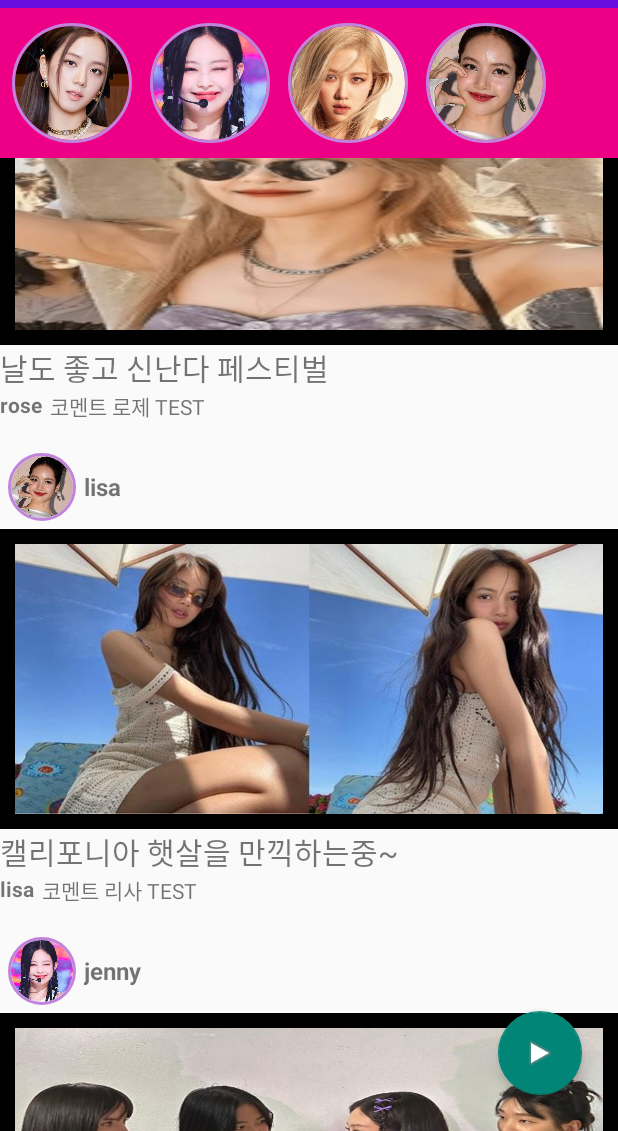
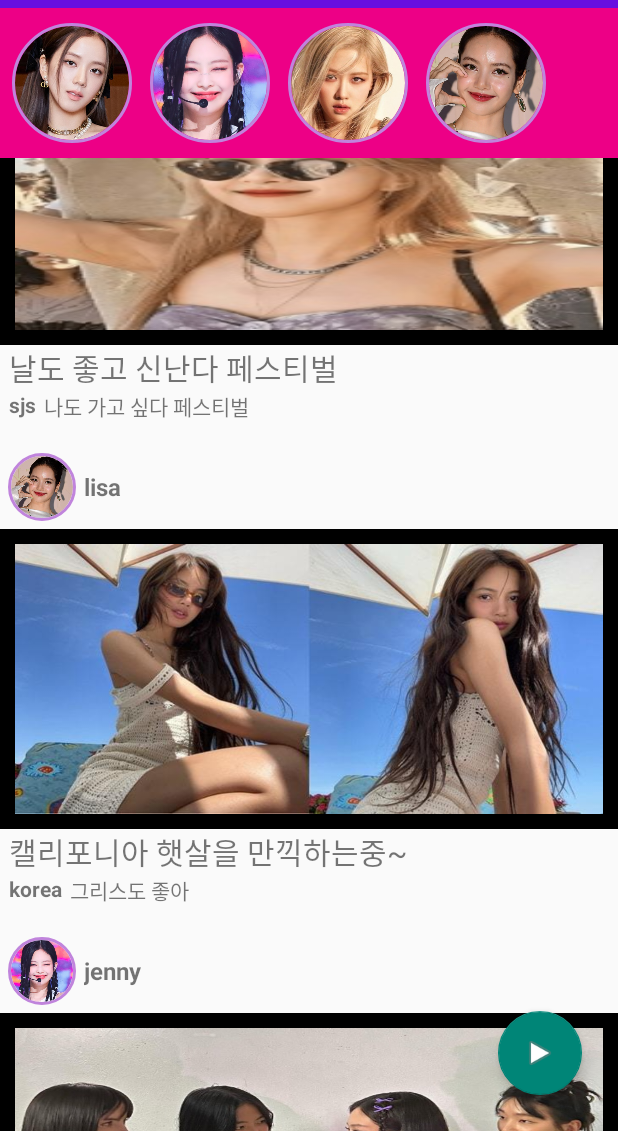
Before and after one commit to hwajiny/TeamProject10, an Android app: the screen it shows after launch (MainActivity), scrolled down 454 dp, on a phone screen of 412 x 824 dp, the part 105-1236 px from its top. Run offline under Robolectric (Android 15) with nearby library versions, the phone set to English and light mode, and no system bars; our stand-ins replace CircleImageView.

Commit message:
[FIX] : 🔧(feature/main): 코멘트 수정, 피드마진 추가

```diff
--- a/app/src/main/java/com/example/teamproject10/MainActivity.kt
+++ b/app/src/main/java/com/example/teamproject10/MainActivity.kt
@@ -125,7 +125,7 @@ class MainActivity : AppCompatActivity() {
                 tvId.setText(detailData.profile.id)
                 imgFeed.setImageResource(feedData.image)
                 tvFeed.setText(feedData.feedDescription)
-                idComment.setText(detailData.profile.id)
+                idComment.text = feedData.comId
                 comment.setText(feedData.comment)
                 //더보기 함수 호출
                 setViewMore(tvFeed, tvMore)
--- a/app/src/main/java/com/example/teamproject10/data/DetailData.kt
+++ b/app/src/main/java/com/example/teamproject10/data/DetailData.kt
@@ -20,7 +20,7 @@ data class ProfileData(var id: Int, var nameRes: Int, var descriptionRes: Int, v
  * 상세 데이타
  */
 @Parcelize
-data class FeedData(var image: Int, var feedDescription: Int, var comment: Int): Parcelable
+data class FeedData(var image: Int, var feedDescription: Int, var comment: Int, var comId: String): Parcelable
 
 
 /**
@@ -29,30 +29,30 @@ data class FeedData(var image: Int, var feedDescription: Int, var comment: Int):
 
 val jisuProfile = ProfileData(R.string.str_jisu_id, R.string.str_jisu_name, R.string.str_jisu_des, R.string.str_jisu_mbti, R.drawable.ic_jisu)
 val jisuFeed = ArrayList<FeedData>().apply {
-    add(FeedData(R.drawable.coachella, R.string.str_jisu_coachella, R.string.str_jisu_comment))
-    add(FeedData(R.drawable.jisufeed1, R.string.str_jisu_feed1, R.string.str_jisu_comment))
-    add(FeedData(R.drawable.jisufeed2, R.string.str_jisu_feed2, R.string.str_jisu_comment))
+    add(FeedData(R.drawable.coachella, R.string.str_jisu_coachella, R.string.str_jisu_comment1, "jenny"))
+    add(FeedData(R.drawable.jisufeed1, R.string.str_jisu_feed1, R.string.str_jisu_comment2, "khj"))
+    add(FeedData(R.drawable.jisufeed2, R.string.str_jisu_feed2, R.string.str_jisu_comment3, "jenny"))
 }
 
 val jennyProfile = ProfileData(R.string.str_jenny_id, R.string.str_jenny_name, R.string.str_jenny_des, R.string.str_jenny_mbti, R.drawable.ic_jenny)
 val jennyFeed = ArrayList<FeedData>().apply {
-    add(FeedData(R.drawable.jennyfeed1, R.string.str_jenny_feed1, R.string.str_jenny_comment))
-    add(FeedData(R.drawable.jennyfeed2, R.string.str_jenny_feed2, R.string.str_jenny_comment))
-    add(FeedData(R.drawable.jacket, R.string.str_jenny_jacket, R.string.str_jenny_comment))
+    add(FeedData(R.drawable.jennyfeed1, R.string.str_jenny_feed1, R.string.str_jenny_comment1, "rose"))
+    add(FeedData(R.drawable.jennyfeed2, R.string.str_jenny_feed2, R.string.str_jenny_comment2, "ywj"))
+    add(FeedData(R.drawable.jacket, R.string.str_jenny_jacket, R.string.str_jenny_comment3, "lisa"))
 }
 
 val roseProfile = ProfileData(R.string.str_rose_id, R.string.str_rose_name, R.string.str_rose_des, R.string.str_rose_mbti, R.drawable.ic_rose)
 val roseFeed = ArrayList<FeedData>().apply {
-    add(FeedData(R.drawable.rosefeed_min, R.string.str_rose_feed_min, R.string.str_rose_comment))
-    add(FeedData(R.drawable.rosefeed2, R.string.str_rose_feed2, R.string.str_rose_comment))
-    add(FeedData(R.drawable.rosefeed3, R.string.str_rose_feed3, R.string.str_rose_comment))
+    add(FeedData(R.drawable.rosefeed_min, R.string.str_rose_feed_min, R.string.str_rose_comment1, "sjs"))
+    add(FeedData(R.drawable.rosefeed2, R.string.str_rose_feed2, R.string.str_rose_comment2, "lcs"))
+    add(FeedData(R.drawable.rosefeed3, R.string.str_rose_feed3, R.string.str_rose_comment3, "jisu"))
 }
 
 val lisaProfile = ProfileData(R.string.str_lisa_id, R.string.str_lisa_name, R.string.str_lisa_des, R.string.str_lisa_des, R.drawable.ic_lisa)
 val lisaFeed = ArrayList<FeedData>().apply {
-    add(FeedData(R.drawable.lisafeed_min, R.string.str_lisa_feed_min, R.string.str_lisa_comment))
-    add(FeedData(R.drawable.lisafeed2, R.string.str_lisa_feed2, R.string.str_lisa_comment))
-    add(FeedData(R.drawable.lisafeed3, R.string.str_lisa_feed3, R.string.str_lisa_comment))
+    add(FeedData(R.drawable.lisafeed_min, R.string.str_lisa_feed_min, R.string.str_lisa_comment1, "krd"))
+    add(FeedData(R.drawable.lisafeed2, R.string.str_lisa_feed2, R.string.str_lisa_comment2, "korea"))
+    add(FeedData(R.drawable.lisafeed3, R.string.str_lisa_feed3, R.string.str_lisa_comment3, "spilbug"))
 }
 
 var mainDataList = ArrayList<DetailData>().apply {
--- a/app/src/main/res/layout/include_layout_feeditem.xml
+++ b/app/src/main/res/layout/include_layout_feeditem.xml
@@ -49,6 +49,7 @@
         android:id="@+id/feed1_textView"
         android:layout_width="match_parent"
         android:layout_height="wrap_content"
+        android:layout_marginStart="6dp"
         android:textSize="20sp"
         android:text="@string/str_lisa_feed_min"
         android:maxLines="2"
@@ -58,17 +59,18 @@
         android:id="@+id/feed_textmore"
         android:layout_width="wrap_content"
         android:layout_height="wrap_content"
+        android:layout_marginStart="6dp"
         android:text="@string/str_feed_more"
         android:textColor="@color/neonpurple"
         android:textStyle="bold"
         android:visibility="gone"/>
+
     <!-- 코맨트 부분 -->
-
-    <!-- 경계선 -->
     <LinearLayout
         android:layout_width="match_parent"
         android:layout_height="wrap_content"
         android:orientation="horizontal"
+        android:layout_marginStart="6dp"
         android:layout_marginBottom="15dp">
 
         <TextView
@@ -85,5 +87,4 @@
             />
     </LinearLayout>
 
-
 </LinearLayout>
--- a/app/src/main/res/values/strings.xml
+++ b/app/src/main/res/values/strings.xml
@@ -13,7 +13,9 @@
     <string name="str_jisu_feed1" translatable="false">어제 인기가요 다들 잘 보셨나요?? 저번주에 저의 첫 솔로 앨범 타이틀 곡 "\'꽃\'"이 1등을 했다는 얘기를 많이 들어서 너무 벅차고 행복했어요</string>
     <string name="str_jisu_feed2" translatable="false">이곳의 날씨는 조금 쌀쌀하네요~ 한국은 덥겠죠? 벌써부터 그리운 나의 조국</string>
 
-    <string name="str_jisu_comment" translatable="false">코멘트 지수 TEST</string>
+    <string name="str_jisu_comment1" translatable="false">우리가 접수하자!!!</string>
+    <string name="str_jisu_comment2" translatable="false">꽃보다 이쁜 지수언니 축하합니다~~~</string>
+    <string name="str_jisu_comment3" translatable="false">얼른 돌아와 언니 보고 싶다</string>
 
     <string name="str_jenny_id" translatable="false">jenny</string>
     <string name="str_jenny_name" translatable="false">제니</string>
@@ -23,7 +25,9 @@
     <string name="str_jenny_feed2" translatable="false">캘빈클라인 화보 촬영! 멋지게 찍어주셔서 감사합니다</string>
     <string name="str_jenny_jacket" translatable="false">벌써 몇 년 전인지!! 멤버들과 항상 함께여서 행복했던 날들~</string>
 
-    <string name="str_jenny_comment" translatable="false">코멘트 제니 TEST</string>
+    <string name="str_jenny_comment1" translatable="false">블랙핑크 포에버~~~</string>
+    <string name="str_jenny_comment2" translatable="false">화보 넘 멋져</string>
+    <string name="str_jenny_comment3" translatable="false">세월이 참 빠르다</string>
 
     <string name="str_rose_id" translatable="false">rose</string>
     <string name="str_rose_name" translatable="false">로제</string>
@@ -33,7 +37,9 @@
     <string name="str_rose_feed2" translatable="false">내사랑 가죽재킷~ 머리에 핀을 6개나 했어도 이뻐용? 그렇다고 해주세요</string>
     <string name="str_rose_feed3" translatable="false">항상 더 높은 곳을 바라보며 달려왔지만 정작 중요한 가치는 내 안에 있다</string>
 
-    <string name="str_rose_comment" translatable="false">코멘트 로제 TEST</string>
+    <string name="str_rose_comment1" translatable="false">나도 가고 싶다 페스티벌</string>
+    <string name="str_rose_comment2" translatable="false">나도 가죽재킷 좋아하는데</string>
+    <string name="str_rose_comment3" translatable="false">맞아 공감</string>
 
     <string name="str_lisa_id" translatable="false">lisa</string>
     <string name="str_lisa_name" translatable="false">리사</string>
@@ -43,7 +49,9 @@
     <string name="str_lisa_feed2" translatable="false">캘리포니아 햇살을 만끽하는중~</string>
     <string name="str_lisa_feed3" translatable="false">아르노는 내 연인일까요~ 절친일까요~?</string>
 
-    <string name="str_lisa_comment" translatable="false">코멘트 리사 TEST</string>
+    <string name="str_lisa_comment1" translatable="false">너무 반가웠어</string>
+    <string name="str_lisa_comment2" translatable="false">그리스도 좋아</string>
+    <string name="str_lisa_comment3" translatable="false">연인에 한표!</string>
 
     <string name="my_page" translatable="false">이름: 김지수\n생일:1월3일\nmbti:ISTP\n소속사:YG</string>
     <string name="my_page_button" translatable="false">프로필 수정하기</string>
```
